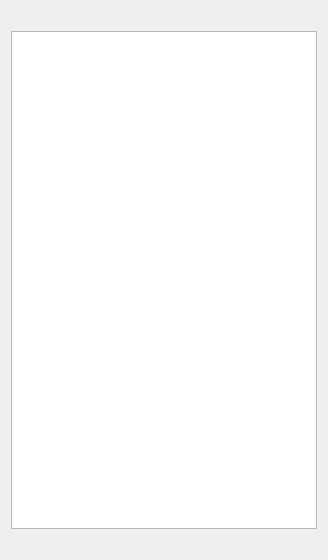
markdavidlong/AppleSAWS, file src/ui/catalogwidget.ui: the form before one commit.
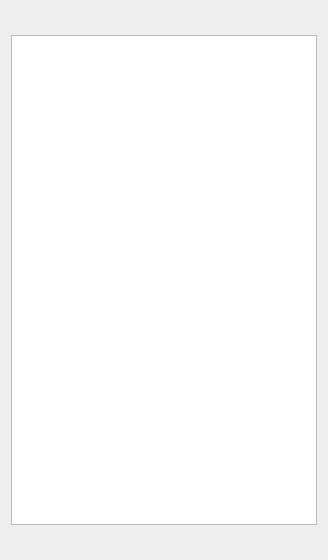
The form after the commit.

```diff
--- a/src/ui/catalogwidget.ui
+++ b/src/ui/catalogwidget.ui
@@ -10,6 +10,12 @@
     <height>560</height>
    </rect>
   </property>
+  <property name="font">
+   <font>
+    <family>Courier 10 Pitch</family>
+    <pointsize>10</pointsize>
+   </font>
+  </property>
   <property name="windowTitle">
    <string>Form</string>
   </property>
```
